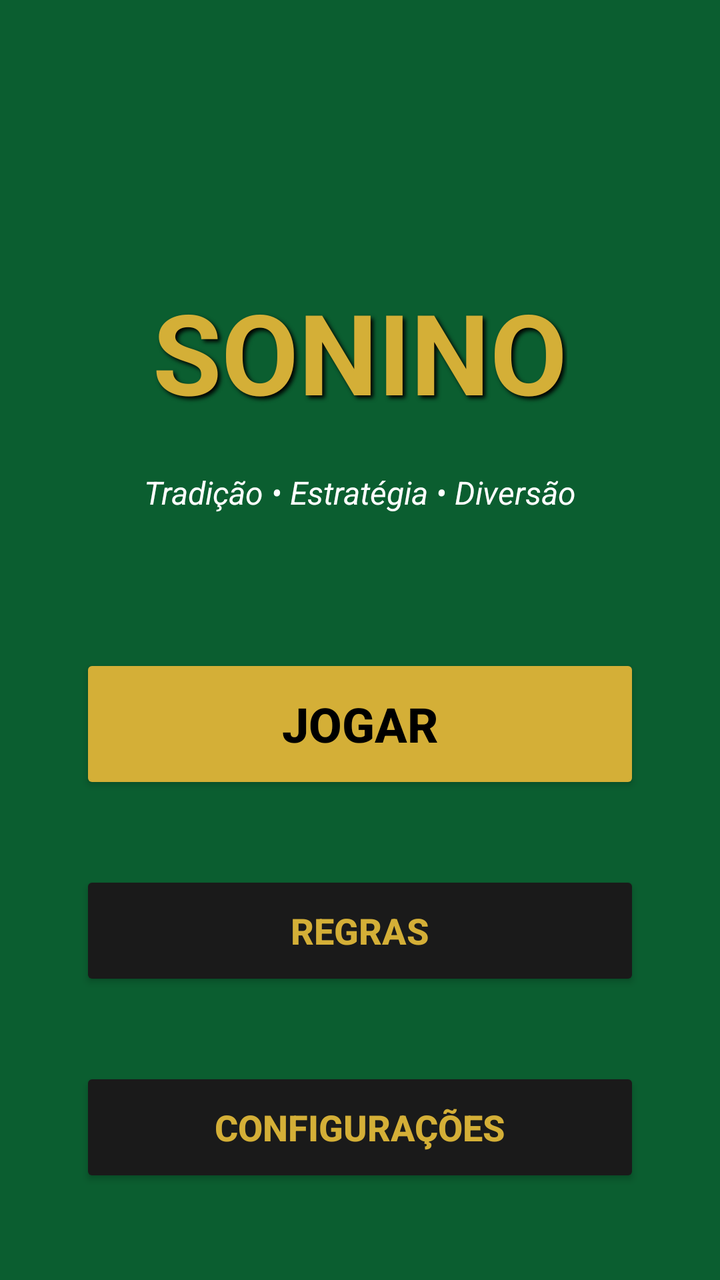
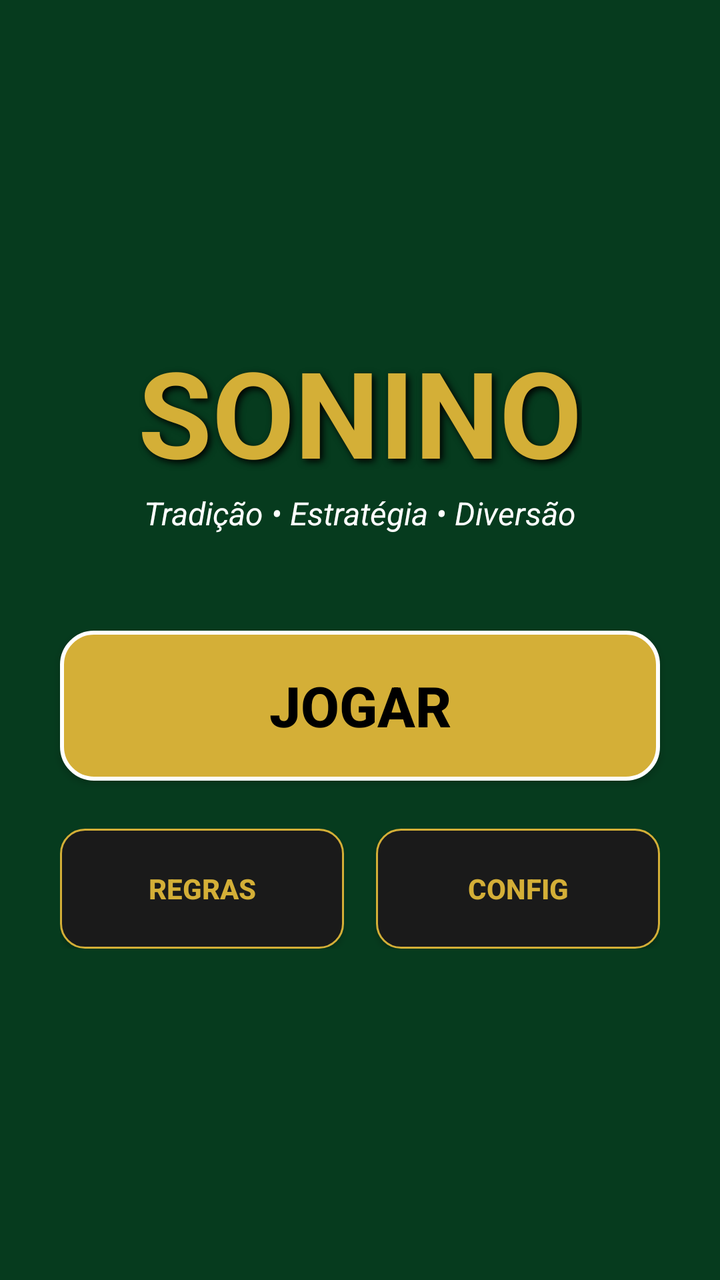

Before-and-after screenshots of an Android layout around one commit, followed by the original layout XML and the change that was made.
<!-- AndroidManifest.xml: application theme Theme.Sonino -->
<!-- res/layout/activity_main.xml -->
<?xml version="1.0" encoding="utf-8"?>
<androidx.constraintlayout.widget.ConstraintLayout xmlns:android="http://schemas.android.com/apk/res/android"
    xmlns:app="http://schemas.android.com/apk/res-auto"
    android:layout_width="match_parent"
    android:layout_height="match_parent"
    android:background="#0B5E30"
    android:padding="24dp">

    <TextView
        android:id="@+id/titulo"
        android:layout_width="wrap_content"
        android:layout_height="wrap_content"
        android:text="SONINO"
        android:textColor="#D4AF37"
        android:textSize="56sp"
        android:textStyle="bold"
        android:shadowColor="#000000"
        android:shadowDx="4"
        android:shadowDy="4"
        android:shadowRadius="5"
        app:layout_constraintBottom_toTopOf="@+id/btnJogar"
        app:layout_constraintEnd_toEndOf="parent"
        app:layout_constraintStart_toStartOf="parent"
        app:layout_constraintTop_toTopOf="parent"
        app:layout_constraintVertical_chainStyle="packed" />

    <TextView
        android:id="@+id/subtitulo"
        android:layout_width="wrap_content"
        android:layout_height="wrap_content"
        android:layout_marginBottom="48dp"
        android:text="Tradição • Estratégia • Diversão"
        android:textColor="#FFFFFF"
        android:textSize="16sp"
        android:textStyle="italic"
        app:layout_constraintBottom_toTopOf="@+id/btnJogar"
        app:layout_constraintEnd_toEndOf="parent"
        app:layout_constraintStart_toStartOf="parent"
        app:layout_constraintTop_toBottomOf="@+id/titulo" />

    <Button
        android:id="@+id/btnJogar"
        android:layout_width="280dp"
        android:layout_height="70dp"
        android:backgroundTint="#D4AF37"
        android:text="JOGAR"
        android:textColor="#000000"
        android:textSize="24sp"
        android:textStyle="bold"
        app:layout_constraintBottom_toTopOf="@+id/btnRegras"
        app:layout_constraintEnd_toEndOf="parent"
        app:layout_constraintStart_toStartOf="parent"
        app:layout_constraintTop_toBottomOf="@+id/subtitulo" />

    <Button
        android:id="@+id/btnRegras"
        android:layout_width="280dp"
        android:layout_height="60dp"
        android:layout_marginTop="16dp"
        android:backgroundTint="#1A1A1A"
        android:text="REGRAS"
        android:textColor="#D4AF37"
        android:textSize="18sp"
        android:textStyle="bold"
        app:layout_constraintBottom_toTopOf="@+id/btnConfig"
        app:layout_constraintEnd_toEndOf="parent"
        app:layout_constraintStart_toStartOf="parent"
        app:layout_constraintTop_toBottomOf="@+id/btnJogar" />

    <Button
        android:id="@+id/btnConfig"
        android:layout_width="280dp"
        android:layout_height="60dp"
        android:layout_marginTop="16dp"
        android:backgroundTint="#1A1A1A"
        android:text="CONFIGURAÇÕES"
        android:textColor="#D4AF37"
        android:textSize="18sp"
        android:textStyle="bold"
        app:layout_constraintBottom_toBottomOf="parent"
        app:layout_constraintEnd_toEndOf="parent"
        app:layout_constraintStart_toStartOf="parent"
        app:layout_constraintTop_toBottomOf="@+id/btnRegras" />

</androidx.constraintlayout.widget.ConstraintLayout>
<!-- resources referenced by this layout -->
<resources>
  <style name="Theme.Sonino" parent="Theme.AppCompat.Light.NoActionBar">
          <item name="colorPrimary">#0B5E30</item>
          <item name="colorPrimaryDark">#0B5E30</item>
          <item name="colorAccent">#D4AF37</item>
      </style>
</resources>

<!-- the commit's change to res/layout/activity_main.xml (unified diff, before → after) -->
@@ -3,7 +3,7 @@
     xmlns:app="http://schemas.android.com/apk/res-auto"
     android:layout_width="match_parent"
     android:layout_height="match_parent"
-    android:background="#0B5E30"
+    android:background="@color/verde_mesa"
     android:padding="24dp">
 
     <TextView
@@ -11,14 +11,14 @@
         android:layout_width="wrap_content"
         android:layout_height="wrap_content"
         android:text="SONINO"
-        android:textColor="#D4AF37"
-        android:textSize="56sp"
+        android:textColor="@color/dourado"
+        android:textSize="60sp"
         android:textStyle="bold"
         android:shadowColor="#000000"
         android:shadowDx="4"
         android:shadowDy="4"
-        android:shadowRadius="5"
-        app:layout_constraintBottom_toTopOf="@+id/btnJogar"
+        android:shadowRadius="8"
+        app:layout_constraintBottom_toTopOf="@+id/subtitulo"
         app:layout_constraintEnd_toEndOf="parent"
         app:layout_constraintStart_toStartOf="parent"
         app:layout_constraintTop_toTopOf="parent"
@@ -30,7 +30,7 @@
         android:layout_height="wrap_content"
         android:layout_marginBottom="48dp"
         android:text="Tradição • Estratégia • Diversão"
-        android:textColor="#FFFFFF"
+        android:textColor="@color/branco"
         android:textSize="16sp"
         android:textStyle="italic"
         app:layout_constraintBottom_toTopOf="@+id/btnJogar"
@@ -40,46 +40,52 @@
 
     <Button
         android:id="@+id/btnJogar"
-        android:layout_width="280dp"
-        android:layout_height="70dp"
-        android:backgroundTint="#D4AF37"
+        android:layout_width="300dp"
+        android:layout_height="75dp"
+        android:background="@drawable/btn_dourado"
         android:text="JOGAR"
         android:textColor="#000000"
-        android:textSize="24sp"
+        android:textSize="28sp"
         android:textStyle="bold"
-        app:layout_constraintBottom_toTopOf="@+id/btnRegras"
+        app:layout_constraintBottom_toTopOf="@+id/gridBotoes"
         app:layout_constraintEnd_toEndOf="parent"
         app:layout_constraintStart_toStartOf="parent"
         app:layout_constraintTop_toBottomOf="@+id/subtitulo" />
 
-    <Button
-        android:id="@+id/btnRegras"
-        android:layout_width="280dp"
-        android:layout_height="60dp"
-        android:layout_marginTop="16dp"
-        android:backgroundTint="#1A1A1A"
-        android:text="REGRAS"
-        android:textColor="#D4AF37"
-        android:textSize="18sp"
-        android:textStyle="bold"
-        app:layout_constraintBottom_toTopOf="@+id/btnConfig"
-        app:layout_constraintEnd_toEndOf="parent"
-        app:layout_constraintStart_toStartOf="parent"
-        app:layout_constraintTop_toBottomOf="@+id/btnJogar" />
-
-    <Button
-        android:id="@+id/btnConfig"
-        android:layout_width="280dp"
-        android:layout_height="60dp"
-        android:layout_marginTop="16dp"
-        android:backgroundTint="#1A1A1A"
-        android:text="CONFIGURAÇÕES"
-        android:textColor="#D4AF37"
-        android:textSize="18sp"
-        android:textStyle="bold"
+    <LinearLayout
+        android:id="@+id/gridBotoes"
+        android:layout_width="300dp"
+        android:layout_height="wrap_content"
+        android:layout_marginTop="24dp"
+        android:orientation="horizontal"
         app:layout_constraintBottom_toBottomOf="parent"
         app:layout_constraintEnd_toEndOf="parent"
         app:layout_constraintStart_toStartOf="parent"
-        app:layout_constraintTop_toBottomOf="@+id/btnRegras" />
+        app:layout_constraintTop_toBottomOf="@+id/btnJogar">
+
+        <Button
+            android:id="@+id/btnRegras"
+            android:layout_width="0dp"
+            android:layout_height="60dp"
+            android:layout_weight="1"
+            android:layout_marginEnd="8dp"
+            android:background="@drawable/btn_escuro"
+            android:text="REGRAS"
+            android:textColor="@color/dourado"
+            android:textSize="14sp"
+            android:textStyle="bold" />
+
+        <Button
+            android:id="@+id/btnConfig"
+            android:layout_width="0dp"
+            android:layout_height="60dp"
+            android:layout_weight="1"
+            android:layout_marginStart="8dp"
+            android:background="@drawable/btn_escuro"
+            android:text="CONFIG"
+            android:textColor="@color/dourado"
+            android:textSize="14sp"
+            android:textStyle="bold" />
+    </LinearLayout>
 
 </androidx.constraintlayout.widget.ConstraintLayout>
<!-- resource entries referenced after the edit -->
@@ -1,9 +1,27 @@
 <!-- resources referenced by this layout -->
 <resources>
+  <color name="branco">#FFFFFF</color>
+  <color name="dourado">#D4AF37</color>
+  <color name="verde_mesa">#063B1E</color>
+  <!-- drawable btn_dourado (drawable) -->
+  <?xml version="1.0" encoding="utf-8"?>
+  <shape xmlns:android="http://schemas.android.com/apk/res/android">
+      <solid android:color="@color/dourado" />
+      <corners android:radius="16dp" />
+      <stroke android:width="2dp" android:color="#FFFFFF" />
+  </shape>
+  <!-- drawable btn_escuro (drawable) -->
+  <?xml version="1.0" encoding="utf-8"?>
+  <shape xmlns:android="http://schemas.android.com/apk/res/android">
+      <solid android:color="@color/preto_fundo" />
+      <corners android:radius="12dp" />
+      <stroke android:width="1dp" android:color="@color/dourado" />
+  </shape>
   <style name="Theme.Sonino" parent="Theme.AppCompat.Light.NoActionBar">
           <item name="colorPrimary">#0B5E30</item>
           <item name="colorPrimaryDark">#0B5E30</item>
           <item name="colorAccent">#D4AF37</item>
       </style>
+  <color name="preto_fundo">#1A1A1A</color>
 </resources>
 
